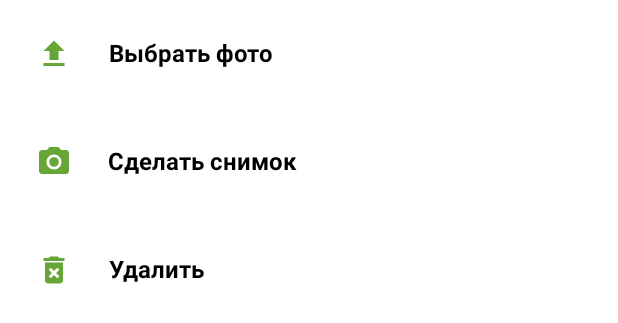
After one commit to iSiNrus/SimbirPractic, an Android app: the layout profile_avatar_dialog.xml on its own in the app's theme, with its tools: preview values and no code run, on a phone screen of 412 x 824 dp. The commit adds this screen. Shown: the top 323 px of the screen. Run offline under Robolectric (Android 15) with nearby library versions, the phone set to English and light mode, and no system bars.

Commit message:
ProfileAvatarDialog

```diff
--- a/app/src/main/java/ru/barsik/simbirpractic/ProfileActivity.kt
+++ b/app/src/main/java/ru/barsik/simbirpractic/ProfileActivity.kt
@@ -3,6 +3,7 @@ package ru.barsik.simbirpractic
 import androidx.appcompat.app.AppCompatActivity
 import android.os.Bundle
 import ru.barsik.simbirpractic.databinding.ActivityProfileBinding
+import ru.barsik.simbirpractic.fragments.ProfileAvatarDialog
 
 class ProfileActivity : AppCompatActivity() {
 
@@ -14,5 +15,9 @@ class ProfileActivity : AppCompatActivity() {
         setContentView(binding.root)
 
         binding.bottomNavigation.selectedItemId = R.id.navig_profile
+
+        binding.ivAvatar.setOnClickListener {
+            ProfileAvatarDialog().show(supportFragmentManager, "avatar")
+        }
     }
 }
--- /dev/null
+++ b/app/src/main/res/drawable/ic_delete.xml
@@ -0,0 +1,5 @@
+<vector android:height="24dp" android:tint="@color/base_green"
+    android:viewportHeight="24" android:viewportWidth="24"
+    android:width="24dp" xmlns:android="http://schemas.android.com/apk/res/android">
+    <path android:fillColor="@android:color/white" android:pathData="M6,19c0,1.1 0.9,2 2,2h8c1.1,0 2,-0.9 2,-2L18,7L6,7v12zM8.46,11.88l1.41,-1.41L12,12.59l2.12,-2.12 1.41,1.41L13.41,14l2.12,2.12 -1.41,1.41L12,15.41l-2.12,2.12 -1.41,-1.41L10.59,14l-2.13,-2.12zM15.5,4l-1,-1h-5l-1,1L5,4v2h14L19,4z"/>
+</vector>
--- /dev/null
+++ b/app/src/main/res/drawable/ic_photo_camera.xml
@@ -0,0 +1,6 @@
+<vector android:height="24dp" android:tint="@color/base_green"
+    android:viewportHeight="24" android:viewportWidth="24"
+    android:width="24dp" xmlns:android="http://schemas.android.com/apk/res/android">
+    <path android:fillColor="@android:color/white" android:pathData="M12,12m-3.2,0a3.2,3.2 0,1 1,6.4 0a3.2,3.2 0,1 1,-6.4 0"/>
+    <path android:fillColor="@android:color/white" android:pathData="M9,2L7.17,4L4,4c-1.1,0 -2,0.9 -2,2v12c0,1.1 0.9,2 2,2h16c1.1,0 2,-0.9 2,-2L22,6c0,-1.1 -0.9,-2 -2,-2h-3.17L15,2L9,2zM12,17c-2.76,0 -5,-2.24 -5,-5s2.24,-5 5,-5 5,2.24 5,5 -2.24,5 -5,5z"/>
+</vector>
--- /dev/null
+++ b/app/src/main/res/drawable/ic_upload.xml
@@ -0,0 +1,5 @@
+<vector android:height="24dp" android:tint="@color/base_green"
+    android:viewportHeight="24" android:viewportWidth="24"
+    android:width="24dp" xmlns:android="http://schemas.android.com/apk/res/android">
+    <path android:fillColor="@android:color/white" android:pathData="M5,20h14v-2H5V20zM5,10h4v6h6v-6h4l-7,-7L5,10z"/>
+</vector>
--- a/app/src/main/res/layout/activity_profile.xml
+++ b/app/src/main/res/layout/activity_profile.xml
@@ -27,7 +27,7 @@
             >
 
             <ImageView
-                android:id="@+id/imageView"
+                android:id="@+id/iv_avatar"
                 android:layout_width="match_parent"
                 android:layout_height="wrap_content"
                 android:contentDescription="@string/profile_avatar"
--- /dev/null
+++ b/app/src/main/res/layout/profile_avatar_dialog.xml
@@ -0,0 +1,45 @@
+<?xml version="1.0" encoding="utf-8"?>
+<LinearLayout xmlns:android="http://schemas.android.com/apk/res/android"
+    android:layout_width="match_parent"
+    android:layout_height="wrap_content"
+    xmlns:app="http://schemas.android.com/apk/res-auto"
+    android:orientation="vertical">
+
+    <TextView
+        android:layout_width="wrap_content"
+        android:layout_height="wrap_content"
+        android:layout_marginHorizontal="24dp"
+        android:layout_marginVertical="24dp"
+        android:text="Выбрать фото"
+        android:textAlignment="center"
+        android:textColor="@color/black"
+        android:textSize="16sp"
+        android:textStyle="bold"
+        android:drawablePadding="24dp"
+        app:drawableStartCompat="@drawable/ic_upload" />
+    <TextView
+        android:layout_width="wrap_content"
+        android:layout_height="wrap_content"
+        android:layout_marginHorizontal="24dp"
+        android:layout_marginVertical="24dp"
+        android:text="Сделать снимок"
+        android:textAlignment="center"
+        android:textColor="@color/black"
+        android:textSize="16sp"
+        android:textStyle="bold"
+        android:drawablePadding="24dp"
+        app:drawableStartCompat="@drawable/ic_photo_camera" />
+    <TextView
+        android:layout_width="wrap_content"
+        android:layout_height="wrap_content"
+        android:layout_marginHorizontal="24dp"
+        android:layout_marginVertical="24dp"
+        android:text="Удалить"
+        android:textAlignment="center"
+        android:textColor="@color/black"
+        android:textSize="16sp"
+        android:textStyle="bold"
+        android:drawablePadding="24dp"
+        app:drawableStartCompat="@drawable/ic_delete" />
+
+</LinearLayout>
```
Also changed, not shown: app/src/main/java/ru/barsik/simbirpractic/fragments/AlarmDialogAdapter.kt (added, +34 -0 lines), app/src/main/java/ru/barsik/simbirpractic/fragments/ProfileAvatarDialog.kt (added, +43 -0 lines), app/src/main/res/layout/alarm_dialog_item.xml (added, +27 -0 lines).
